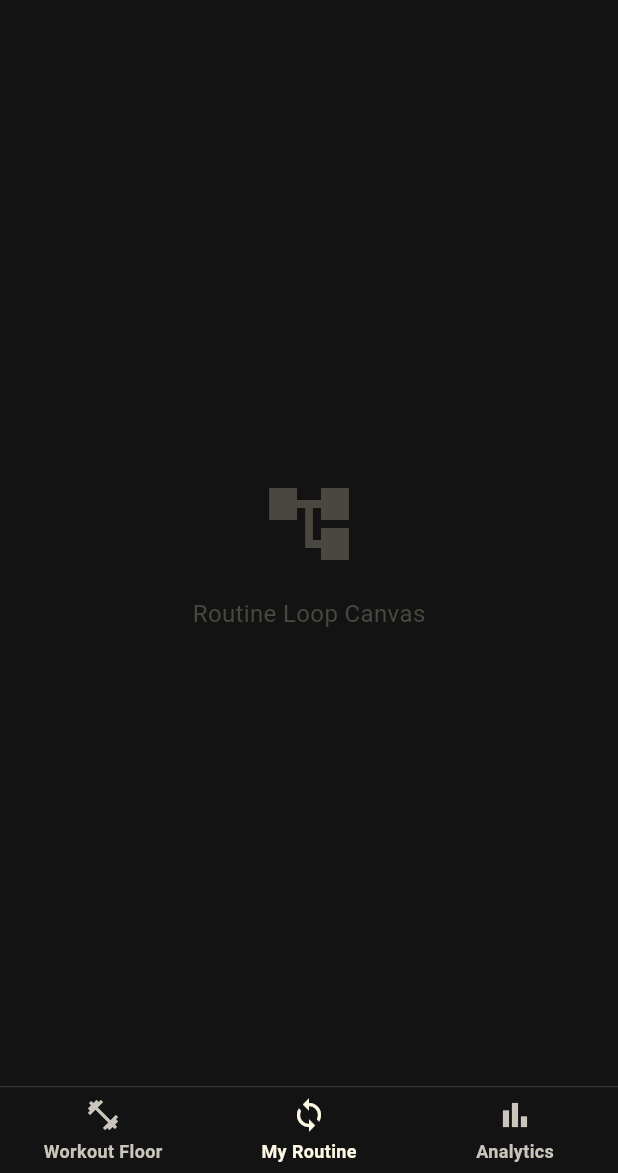
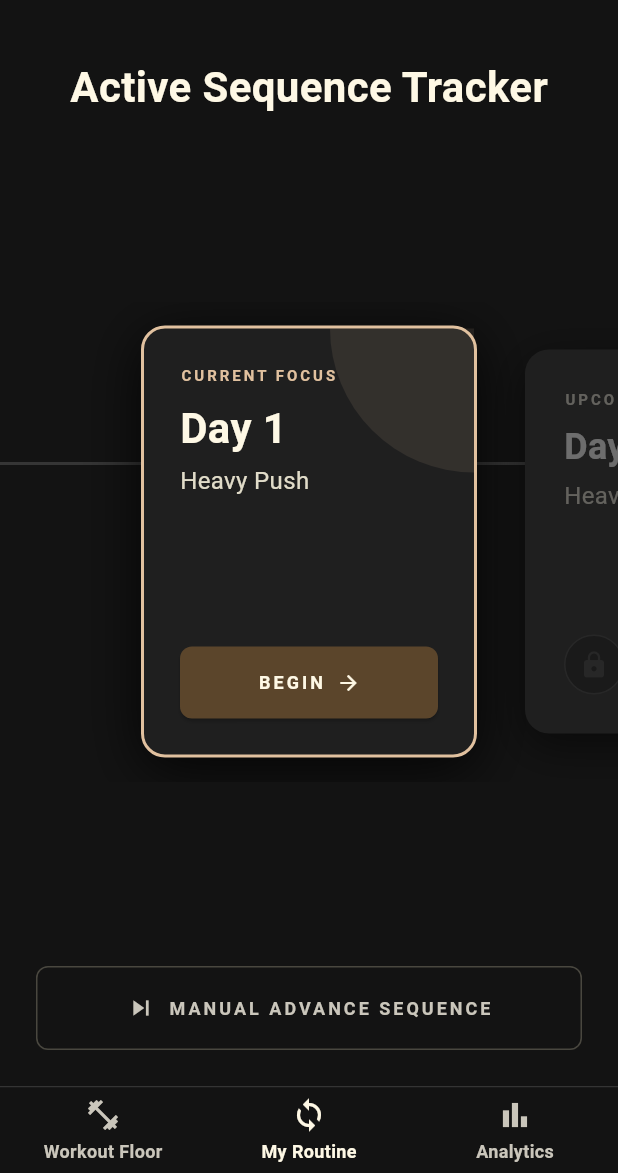
Before and after one commit to TugaGelo/Batak, a Flutter app: the screen it shows after launch, swiped to page 2, on a phone screen of 412 x 824 dp, the part 63-1236 px from its top. Run offline on Flutter 3.47's test engine with Material 3 defaults, Android fonts, the phone set to English and light mode, and no system bars; our stand-ins replace drift, drift_flutter, flutter_riverpod; accounts and stored records are empty; generated files the repository leaves out were written again.

Commit message:
feat: complete sprint 3 routing timeline with interactive page jumping loops

```diff
--- /dev/null
+++ b/lib/ui/routine/routine_node_card.dart
@@ -0,0 +1,122 @@
+import 'package:flutter/material.dart';
+
+enum NodeStatus { completed, current, upcoming }
+
+class RoutineNodeCard extends StatelessWidget {
+  final int dayNumber;
+  final String templateName;
+  final NodeStatus status;
+  final VoidCallback? onBegin;
+
+  const RoutineNodeCard({
+    super.key,
+    required this.dayNumber,
+    required this.templateName,
+    required this.status,
+    this.onBegin,
+  });
+
+  @override
+  Widget build(BuildContext context) {
+    final bool isCurrent = status == NodeStatus.current;
+    final bool isCompleted = status == NodeStatus.completed;
+
+    final double cardWidth = isCurrent ? 224.0 : 192.0;
+    final double cardHeight = isCurrent ? 288.0 : 256.0;
+
+    final double contentOpacity = status == NodeStatus.upcoming ? 0.4 : 1.0;
+
+    final Color borderColor = isCurrent ? const Color(0xFFE1C19F) : Colors.transparent;
+    final String statusLabel = isCurrent ? "CURRENT FOCUS" : (isCompleted ? "COMPLETED" : "UPCOMING");
+    final Color statusLabelColor = isCurrent ? const Color(0xFFE1C19F) : const Color(0xFFCAC6BB);
+    final Color dayTitleColor = isCurrent ? const Color(0xFFFEF8E5) : const Color(0xFFE2E2E2);
+
+    return Container(
+      width: cardWidth,
+      height: cardHeight,
+      decoration: BoxDecoration(
+        color: const Color(0xFF1F1F1F),
+        borderRadius: BorderRadius.circular(16),
+        border: Border.all(color: borderColor, width: 2),
+        boxShadow: [
+          BoxShadow(
+            color: isCurrent ? Colors.black.withOpacity(0.8) : Colors.black.withOpacity(0.5),
+            blurRadius: isCurrent ? 32 : 24,
+            offset: const Offset(0, 8),
+          )
+        ],
+      ),
+      child: Opacity(
+        opacity: contentOpacity,
+        child: Stack(
+          children: [
+            if (isCurrent)
+              Positioned(
+                top: 0, right: 0,
+                child: Container(
+                  width: 96, height: 96,
+                  decoration: BoxDecoration(
+                    color: const Color(0xFFE1C19F).withOpacity(0.1),
+                    borderRadius: const BorderRadius.only(bottomLeft: Radius.circular(100)),
+                  ),
+                ),
+              ),
+
+            Padding(
+              padding: const EdgeInsets.all(24.0),
+              child: Column(
+                crossAxisAlignment: CrossAxisAlignment.start,
+                mainAxisAlignment: MainAxisAlignment.spaceBetween,
+                children: [
+                  Column(
+                    crossAxisAlignment: CrossAxisAlignment.start,
+                    children: [
+                      Text(statusLabel, style: TextStyle(color: statusLabelColor, fontSize: 10, fontWeight: FontWeight.w600, letterSpacing: 2)),
+                      const SizedBox(height: 8),
+                      Text("Day $dayNumber", style: TextStyle(color: dayTitleColor, fontSize: isCurrent ? 28 : 24, fontWeight: FontWeight.bold)),
+                      const SizedBox(height: 4),
+                      Text(templateName, style: TextStyle(color: isCurrent ? const Color(0xFFE1DCC9) : const Color(0xFFCAC6BB), fontSize: 16)),
+                    ],
+                  ),
+
+                  if (isCurrent)
+                    ElevatedButton(
+                      onPressed: onBegin,
+                      style: ElevatedButton.styleFrom(
+                        backgroundColor: const Color(0xFF5B452B),
+                        foregroundColor: const Color(0xFFFEF8E5),
+                        minimumSize: const Size(double.infinity, 48),
+                        shape: RoundedRectangleBorder(borderRadius: BorderRadius.circular(8)),
+                      ),
+                      child: const Row(
+                        mainAxisAlignment: MainAxisAlignment.center,
+                        children: [
+                          Text("BEGIN", style: TextStyle(letterSpacing: 2, fontWeight: FontWeight.bold, fontSize: 12)),
+                          SizedBox(width: 8),
+                          Icon(Icons.arrow_forward, size: 16),
+                        ],
+                      ),
+                    )
+                  else
+                    Container(
+                      width: 40, height: 40,
+                      decoration: BoxDecoration(
+                        color: const Color(0xFF131313),
+                        shape: BoxShape.circle,
+                        border: isCompleted ? null : Border.all(color: const Color(0xFF353535)),
+                      ),
+                      child: Icon(
+                        isCompleted ? Icons.check_circle : Icons.lock,
+                        color: isCompleted ? const Color(0xFFCAC6BB) : const Color(0xFF353535),
+                        size: 20,
+                      ),
+                    ),
+                ],
+              ),
+            ),
+          ],
+        ),
+      ),
+    );
+  }
+}
--- a/lib/ui/routine/routine_screen.dart
+++ b/lib/ui/routine/routine_screen.dart
@@ -1,21 +1,134 @@
 import 'package:flutter/material.dart';
+import 'package:flutter_riverpod/flutter_riverpod.dart';
+import '../../core/loop/loop_engine.dart';
+import '../../core/database/app_database.dart';
+import 'routine_node_card.dart';
 
-class RoutineScreen extends StatelessWidget {
+final routineDataProvider = FutureProvider.autoDispose((ref) async {
+  final engine = ref.watch(loopEngineProvider);
+  final routine = await engine.getActiveRoutine();
+  if (routine == null) return null;
+
+  final db = ref.read(databaseProvider);
+  final templates = await (db.select(db.workoutTemplates)
+        ..where((t) => t.routineId.equals(routine.id)))
+      .get();
+
+  return {'routine': routine, 'templates': templates};
+});
+
+class RoutineScreen extends ConsumerWidget {
   const RoutineScreen({super.key});
 
   @override
-  Widget build(BuildContext context) {
-    return const Center(
-      child: Column(
-        mainAxisAlignment: MainAxisAlignment.center,
-        children: [
-          Icon(Icons.account_tree, size: 64, color: Color(0xFF49473F)),
-          SizedBox(height: 16),
-          Text(
-            'Routine Loop Canvas',
-            style: TextStyle(color: Color(0xFF49473F), fontSize: 16),
-          ),
-        ],
+  Widget build(BuildContext context, WidgetRef ref) {
+    final routineDataAsync = ref.watch(routineDataProvider);
+
+    final screenWidth = MediaQuery.of(context).size.width;
+    final horizontalPadding = (screenWidth / 2) - 112;
+
+    return Scaffold(
+      backgroundColor: Colors.transparent,
+      body: routineDataAsync.when(
+        loading: () => const Center(child: CircularProgressIndicator(color: Color(0xFFE1C19F))),
+        error: (err, stack) => Center(child: Text('Database Error: $err', style: const TextStyle(color: Colors.redAccent, fontSize: 18))),
+        data: (data) {
+          if (data == null) {
+            return const Center(child: Text("⚠️ No Active Routine Found", style: TextStyle(color: Color(0xFFE1C19F))));
+          }
+
+          final Routine routine = data['routine'] as Routine;
+          final List<WorkoutTemplate> templates = data['templates'] as List<WorkoutTemplate>;
+
+          templates.sort((a, b) => a.sequenceOrder.compareTo(b.sequenceOrder));
+
+          return Column(
+            crossAxisAlignment: CrossAxisAlignment.center,
+            children: [
+              const Padding(
+                padding: EdgeInsets.only(top: 24, bottom: 24),
+                child: Center(
+                  child: Text(
+                    "Active Sequence Tracker",
+                    style: TextStyle(color: Color(0xFFFEF8E5), fontSize: 28, fontWeight: FontWeight.bold),
+                  ),
+                ),
+              ),
+
+              Expanded(
+                child: Stack(
+                  alignment: Alignment.center,
+                  children: [
+                    Positioned(
+                      top: MediaQuery.of(context).size.height * 0.25,
+                      left: 0, right: 0,
+                      child: Container(height: 2, color: const Color(0xFF353535)),
+                    ),
+
+                    if (templates.isEmpty)
+                      const Center(child: Text("⚠️ 0 days are assigned.", style: TextStyle(color: Color(0xFFE1C19F))))
+                    else
+                      SizedBox(
+                        height: 320,
+                        child: ListView.separated(
+                          padding: EdgeInsets.symmetric(horizontal: horizontalPadding),
+                          scrollDirection: Axis.horizontal,
+                          physics: const BouncingScrollPhysics(),
+                          itemCount: templates.length,
+                          separatorBuilder: (context, index) => const SizedBox(width: 32),
+                          itemBuilder: (context, index) {
+                            final template = templates[index];
+
+                            NodeStatus status;
+                            if (template.sequenceOrder < routine.currentSequenceIndex) {
+                              status = NodeStatus.completed;
+                            } else if (template.sequenceOrder == routine.currentSequenceIndex) {
+                              status = NodeStatus.current;
+                            } else {
+                              status = NodeStatus.upcoming;
+                            }
+
+                            return Center(
+                              child: RoutineNodeCard(
+                                dayNumber: template.sequenceOrder,
+                                templateName: template.name,
+                                status: status,
+                                onBegin: () {},
+                              ),
+                            );
+                          },
+                        ),
+                      ),
+                  ],
+                ),
+              ),
+
+              Padding(
+                padding: const EdgeInsets.all(24.0),
+                child: OutlinedButton(
+                  onPressed: templates.isEmpty ? null : () async {
+                    await ref.read(loopEngineProvider).completeTodaySequence(routine);
+                    ref.invalidate(routineDataProvider);
+                  },
+                  style: OutlinedButton.styleFrom(
+                    side: const BorderSide(color: Color(0xFF49473F)),
+                    minimumSize: const Size(double.infinity, 56),
+                    shape: RoundedRectangleBorder(borderRadius: BorderRadius.circular(8)),
+                    foregroundColor: const Color(0xFFCAC6BB),
+                  ),
+                  child: const Row(
+                    mainAxisAlignment: MainAxisAlignment.center,
+                    children: [
+                      Icon(Icons.skip_next, size: 20),
+                      SizedBox(width: 8),
+                      Text("MANUAL ADVANCE SEQUENCE", style: TextStyle(letterSpacing: 2, fontWeight: FontWeight.bold, fontSize: 12)),
+                    ],
+                  ),
+                ),
+              ),
+            ],
+          );
+        },
       ),
     );
   }
```
